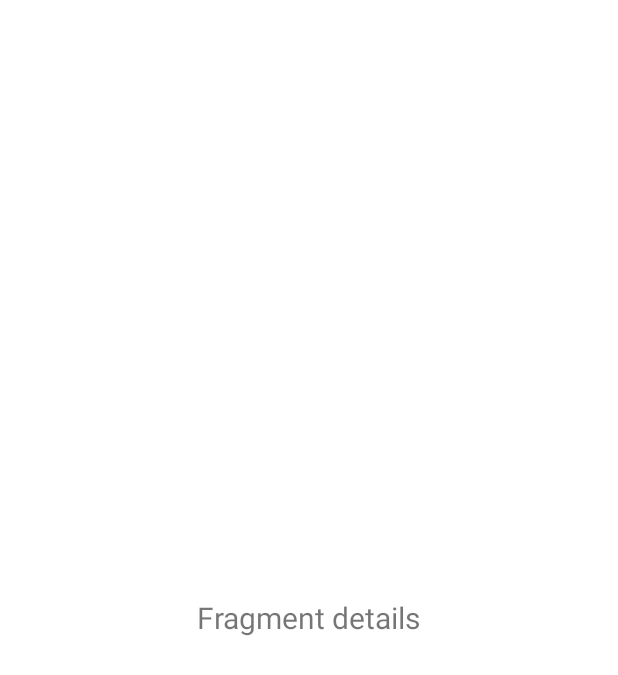
After one commit to StoDruzey/HW-09-Retrofit-Rijksmuseum, an Android app: the fragment DetailsFragment placed in its activity, on a phone screen of 412 x 824 dp. The commit adds this screen. Shown: the top 675 px of the screen. Run offline under Robolectric (Android 15) with nearby library versions, the phone set to English and light mode, and no system bars; pictures from the network do not load; 3 statements that could not run were skipped.

Commit message:
Transfer data to DetailsFragment

```diff
--- /dev/null
+++ b/app/src/main/java/com/example/hw09retrofitrijksmuseum/DetailsFragment.kt
@@ -0,0 +1,38 @@
+package com.example.hw09retrofitrijksmuseum
+
+import android.os.Bundle
+import android.view.LayoutInflater
+import android.view.View
+import android.view.ViewGroup
+import androidx.fragment.app.Fragment
+import androidx.navigation.fragment.navArgs
+import com.example.hw09retrofitrijksmuseum.databinding.FragmentDetailsBinding
+
+class DetailsFragment : Fragment() {
+
+    private var _binding: FragmentDetailsBinding? = null
+    private val binding get() = requireNotNull(_binding)
+
+    private val args by navArgs<DetailsFragmentArgs>()
+
+    override fun onCreateView(
+        inflater: LayoutInflater,
+        container: ViewGroup?,
+        savedInstanceState: Bundle?
+    ): View {
+        return FragmentDetailsBinding.inflate(inflater, container, false)
+            .also { _binding = it }
+            .root
+    }
+
+    override fun onViewCreated(view: View, savedInstanceState: Bundle?) {
+        super.onViewCreated(view, savedInstanceState)
+
+        binding.textView.text = args.longTitle
+    }
+
+    override fun onDestroyView() {
+        super.onDestroyView()
+        _binding = null
+    }
+}
--- /dev/null
+++ b/app/src/main/res/layout/fragment_details.xml
@@ -0,0 +1,14 @@
+<?xml version="1.0" encoding="utf-8"?>
+<FrameLayout xmlns:android="http://schemas.android.com/apk/res/android"
+    android:layout_width="match_parent"
+    android:layout_height="match_parent">
+
+    <TextView
+        android:id="@+id/text_view"
+        android:layout_width="wrap_content"
+        android:layout_height="wrap_content"
+        android:layout_gravity="center"
+        android:textSize="20sp"
+        android:text="Fragment details"/>
+
+</FrameLayout>
--- a/app/src/main/res/navigation/navigation.xml
+++ b/app/src/main/res/navigation/navigation.xml
@@ -1,11 +1,30 @@
 <?xml version="1.0" encoding="utf-8"?>
 <navigation xmlns:android="http://schemas.android.com/apk/res/android"
     xmlns:app="http://schemas.android.com/apk/res-auto"
+    xmlns:tools="http://schemas.android.com/tools"
     android:id="@+id/navigation"
     app:startDestination="@id/retrofitFragment">
 
     <fragment
         android:id="@+id/retrofitFragment"
         android:name="com.example.hw09retrofitrijksmuseum.RetrofitFragment"
-        android:label="RetrofitFragment" />
+        android:label="RetrofitFragment"
+        tools:layout="@layout/fragment_retrofit">
+
+        <action
+            android:id="@+id/action_retrofit_fragment_to_detailsFragment"
+            app:destination="@id/detailsFragment" />
+    </fragment>
+
+    <fragment
+        android:id="@+id/detailsFragment"
+        android:name="com.example.hw09retrofitrijksmuseum.DetailsFragment"
+        android:label="DetailsFragment"
+        tools:layout="@layout/fragment_details">
+
+        <argument
+            android:name="long_title"
+            app:argType="string"/>
+    </fragment>
+
 </navigation>
```
Also changed, not shown: app/src/main/java/com/example/hw09retrofitrijksmuseum/ArtAdapter.kt (+58 -13 lines), app/src/main/java/com/example/hw09retrofitrijksmuseum/PagingData.kt (added, +7 -0 lines), app/src/main/java/com/example/hw09retrofitrijksmuseum/RetrofitFragment.kt (+26 -17 lines), app/src/main/res/layout/item_loading.xml (added, +13 -0 lines).
